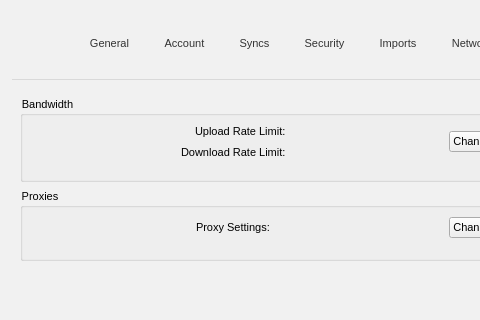
Qt form src/MEGASync/gui/win/SettingsDialog.ui (meganz/MEGAsync) before a commit; both pictures show x 0 to 480 and y 0 to 320 of the 581 by 822 pixel window.
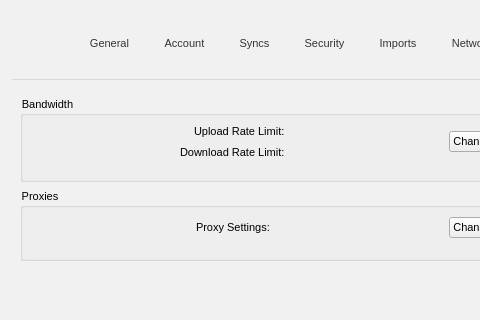
The same form after that commit. Icons and pictures are not drawn. Custom widgets are drawn as their Qt base class.

Commit message: Settings dialog: Network tab: font weight update

```diff
--- a/src/MEGASync/gui/win/SettingsDialog.ui
+++ b/src/MEGASync/gui/win/SettingsDialog.ui
@@ -103,7 +103,10 @@
 border: none;
 }
 
-</string>
+#lUploadRateLimit, #lDownloadRateLimit, #lProxySettings
+{
+    font-weight: bold;
+}</string>
   </property>
   <layout class="QVBoxLayout" name="verticalLayout_15">
    <property name="spacing">
@@ -2869,6 +2872,13 @@
             </item>
             <item row="0" column="1">
              <widget class="QLabel" name="lUploadRateLimit">
+              <property name="font">
+               <font>
+                <pointsize>-1</pointsize>
+                <weight>75</weight>
+                <bold>true</bold>
+               </font>
+              </property>
               <property name="text">
                <string/>
               </property>
```
The commit also changes 2 other files.
